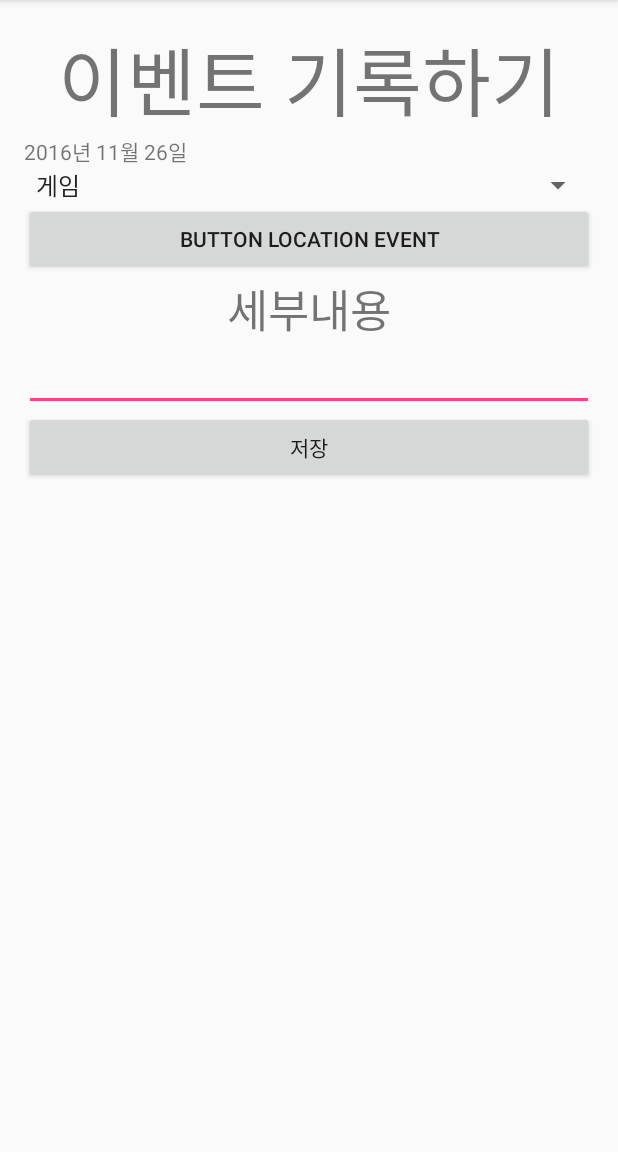
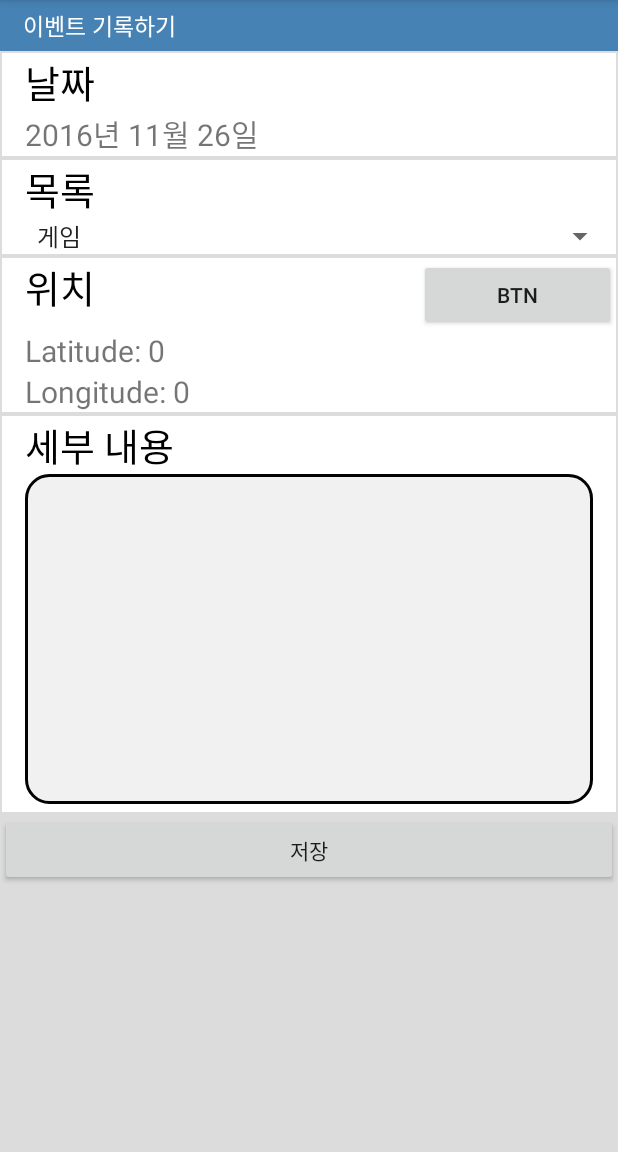
Before and after one commit to leekitten123/My-Life-Logger, an Android app: the screen it shows after launch (MainActivity), in the side drawer, after a tap on "이벤트 입력", on a phone screen of 412 x 824 dp, the part 84-1236 px from its top. Run offline under Robolectric (Android 15) with nearby library versions, the phone set to English and light mode, and no system bars.

Commit message:
Design GetEventPage

```diff
--- /dev/null
+++ b/MyLifeLogger/app/src/main/res/drawable/draws.xml
@@ -0,0 +1,13 @@
+<?xml version="1.0" encoding="utf-8"?>
+<shape xmlns:android="http://schemas.android.com/apk/res/android"
+    android:shape="rectangle" android:padding="10dp">
+    <solid android:color="#f2f1f1"/>
+    <corners
+        android:bottomRightRadius="15dp"
+        android:bottomLeftRadius="15dp"
+        android:topLeftRadius="15dp"
+        android:topRightRadius="15dp"/>
+    <stroke
+        android:width="2dip"
+        android:color="#020202"/>
+</shape>
--- a/MyLifeLogger/app/src/main/res/layout/content_main.xml
+++ b/MyLifeLogger/app/src/main/res/layout/content_main.xml
@@ -6,10 +6,6 @@
     android:id="@+id/content_main"
     android:layout_width="match_parent"
     android:layout_height="match_parent"
-    android:paddingBottom="@dimen/activity_vertical_margin"
-    android:paddingLeft="@dimen/activity_horizontal_margin"
-    android:paddingRight="@dimen/activity_horizontal_margin"
-    android:paddingTop="@dimen/activity_vertical_margin"
     app:layout_behavior="@string/appbar_scrolling_view_behavior"
     tools:context="com.example.hyojin.mylifelogger.MainActivity"
     tools:showIn="@layout/app_bar_main">
--- a/MyLifeLogger/app/src/main/res/layout/fragment_get_event.xml
+++ b/MyLifeLogger/app/src/main/res/layout/fragment_get_event.xml
@@ -3,43 +3,133 @@
     xmlns:tools="http://schemas.android.com/tools"
     android:layout_width="match_parent"
     android:layout_height="match_parent"
+    android:background="#DCDCDC"
     android:orientation="vertical"
     tools:context="com.example.hyojin.mylifelogger.MainScreenFragment">
 
     <TextView
         android:layout_width="match_parent"
         android:layout_height="wrap_content"
-        android:gravity="center"
+        android:paddingLeft="15dp"
+        android:paddingTop="5dp"
+        android:paddingBottom="5dp"
+        android:background="#4682B4"
         android:text="이벤트 기록하기"
-        android:textSize="50dp"/>
+        android:textSize="15dp"
+        android:textColor="#FFFFFF"/>
+
+    <LinearLayout
+        android:layout_width="match_parent"
+        android:layout_height="wrap_content"
+        android:layout_margin="1dp"
+        android:paddingLeft="15dp"
+        android:background="#FFFFFF"
+        android:orientation="vertical">
 
         <TextView
             android:layout_width="match_parent"
             android:layout_height="wrap_content"
-        android:id="@+id/text_CalenderEvent"/>
+            android:text="날짜"
+            android:textColor="#000000"
+            android:textSize="25dp"/>
+
+        <TextView
+            android:layout_width="match_parent"
+            android:layout_height="wrap_content"
+            android:id="@+id/text_CalenderEvent"
+            android:textSize="20dp"/>
+    </LinearLayout>
+
+    <LinearLayout
+        android:layout_width="match_parent"
+        android:layout_height="wrap_content"
+        android:layout_margin="1dp"
+        android:paddingLeft="15dp"
+        android:background="#FFFFFF"
+        android:orientation="vertical">
+
+        <TextView
+            android:layout_width="match_parent"
+            android:layout_height="wrap_content"
+            android:text="목록"
+            android:textColor="#000000"
+            android:textSize="25dp" />
 
         <Spinner
             android:id="@+id/spinnerEvent"
             android:layout_width="match_parent"
             android:layout_height="wrap_content"
-        android:entries="@array/category"/>
+            android:entries="@array/category"
+            android:scrollbarSize="20dp"/>
+    </LinearLayout>
+
+    <LinearLayout
+        android:layout_width="match_parent"
+        android:layout_height="wrap_content"
+        android:layout_margin="1dp"
+        android:paddingLeft="15dp"
+        android:background="#FFFFFF"
+        android:orientation="vertical">
+
+        <LinearLayout
+            android:layout_width="match_parent"
+            android:layout_height="wrap_content"
+            android:orientation="horizontal">
+
+            <TextView
+                android:layout_width="wrap_content"
+                android:layout_height="wrap_content"
+                android:layout_weight="5"
+                android:text="위치"
+                android:textColor="#000000"
+                android:textSize="25dp"/>
 
             <Button
-        android:layout_width="match_parent"
+                android:layout_width="wrap_content"
                 android:layout_height="wrap_content"
+                android:layout_weight="1"
                 android:id="@+id/btn_location_event"
-        android:text="Button Location Event"/>
+                android:text="Btn"/>
+        </LinearLayout>
 
         <TextView
             android:layout_width="match_parent"
             android:layout_height="wrap_content"
-        android:gravity="center"
-        android:text="세부내용"
-        android:textSize="30dp"/>
+            android:text="Latitude: 0"
+            android:textSize="20dp"/>
+
+        <TextView
+            android:layout_width="match_parent"
+            android:layout_height="wrap_content"
+            android:text="Longitude: 0"
+            android:textSize="20dp"/>
+    </LinearLayout>
+
+    <LinearLayout
+        android:layout_width="match_parent"
+        android:layout_height="wrap_content"
+        android:layout_margin="1dp"
+        android:paddingLeft="15dp"
+        android:paddingRight="15dp"
+        android:paddingBottom="5dp"
+        android:background="#FFFFFF"
+        android:orientation="vertical">
+
+        <TextView
+            android:layout_width="match_parent"
+            android:layout_height="wrap_content"
+            android:text="세부 내용"
+            android:textColor="#000000"
+            android:textSize="25dp"/>
 
         <EditText
             android:layout_width="fill_parent"
-        android:layout_height="wrap_content" />
+            android:layout_height="220dp"
+            android:paddingLeft="10dp"
+            android:paddingRight="10dp"
+            android:gravity="start"
+            android:background="@drawable/draws"/>
+    </LinearLayout>
 
     <Button
         android:layout_width="match_parent"
```
Lines whose indentation alone changed are shown as unchanged.
